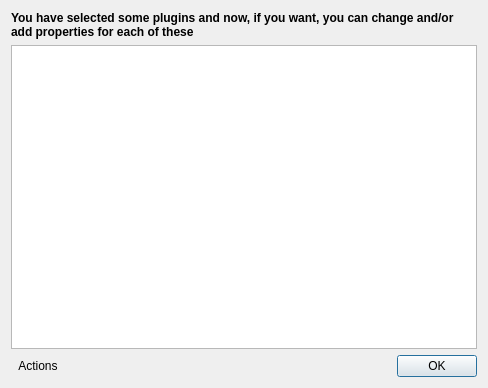
First picture: the form in ui/initPluginsProperties.ui, repository slux83/visual-netkit, before the edit.
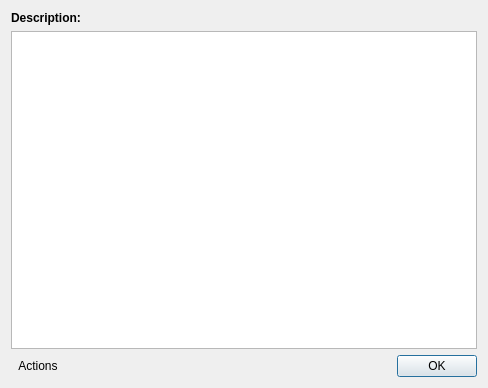
Second picture: the form after the edit. Icons and pictures are not drawn.

Commit message: Added property description box

Diff of the .ui file:
```diff
--- a/ui/initPluginsProperties.ui
+++ b/ui/initPluginsProperties.ui
@@ -14,7 +14,15 @@
   </property>
   <layout class="QVBoxLayout" name="verticalLayout" >
    <item>
-    <widget class="QLabel" name="label" >
+    <layout class="QHBoxLayout" name="horizontalLayout_2" >
+     <item>
+      <widget class="QLabel" name="label_2" >
+       <property name="sizePolicy" >
+        <sizepolicy vsizetype="Preferred" hsizetype="Maximum" >
+         <horstretch>0</horstretch>
+         <verstretch>0</verstretch>
+        </sizepolicy>
+       </property>
      <property name="font" >
       <font>
        <weight>75</weight>
@@ -22,18 +30,39 @@
       </font>
      </property>
      <property name="text" >
-      <string>You have selected some plugins and now, if you want, you can change and/or add properties for each of these</string>
+        <string>Description:</string>
+       </property>
+       <property name="alignment" >
+        <set>Qt::AlignLeading|Qt::AlignLeft|Qt::AlignTop</set>
+       </property>
+      </widget>
+     </item>
+     <item>
+      <widget class="QLabel" name="propertyDescriptionLabel" >
+       <property name="text" >
+        <string/>
+       </property>
+       <property name="scaledContents" >
+        <bool>false</bool>
      </property>
      <property name="wordWrap" >
       <bool>true</bool>
      </property>
     </widget>
    </item>
+    </layout>
+   </item>
    <item>
     <widget class="QTreeView" name="treeView" >
      <property name="alternatingRowColors" >
       <bool>true</bool>
      </property>
+     <property name="sortingEnabled" >
+      <bool>true</bool>
+     </property>
+     <property name="animated" >
+      <bool>true</bool>
+     </property>
      <property name="allColumnsShowFocus" >
       <bool>true</bool>
      </property>
```
Left out of the diff: 3 changed lines with no effect on the pictures. Lines whose indentation alone changed are shown as unchanged. The commit also changes 2 other files.
